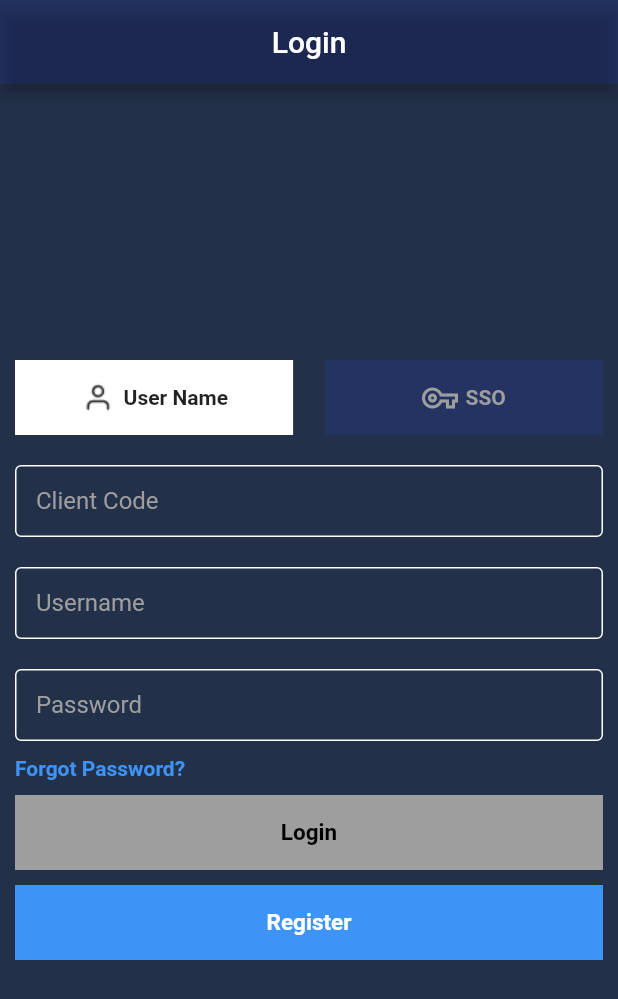
After one commit to asaddigital2809/erply_proj, a Flutter app: the screen it shows after launch, on a phone screen of 412 x 824 dp. The commit adds this screen. Shown: the top 999 px of the screen. Run offline on Flutter 3.47's test engine with Material 2 defaults, Android fonts, the phone set to English and light mode, and no system bars; our stand-ins replace get.

Commit message:
Login Ui Design Done

```diff
--- /dev/null
+++ b/lib/constants/color_assets.dart
@@ -0,0 +1,7 @@
+import 'package:flutter/cupertino.dart';
+
+class AppColors{
+  static  Color backGroundColor = const Color(0xFF223049);
+  static  Color primaryColor = const Color(0x223049FF);
+  static  Color blueColor = const Color(0xFF3D94F6);
+}
--- /dev/null
+++ b/lib/controller/login_controller.dart
@@ -0,0 +1,12 @@
+import 'package:flutter/cupertino.dart';
+import 'package:get/get.dart';
+
+class LoginController extends GetxController{
+  final GlobalKey<FormState> clientControllerKey = GlobalKey<FormState>();
+  final GlobalKey<FormState> usernameControllerKey = GlobalKey<FormState>();
+  final GlobalKey<FormState> passControllerKey = GlobalKey<FormState>();
+  TextEditingController clientController = TextEditingController();
+  TextEditingController usernameController = TextEditingController();
+  TextEditingController passController = TextEditingController();
+
+}
--- a/lib/main.dart
+++ b/lib/main.dart
@@ -1,22 +1,28 @@
 import 'package:flutter/material.dart';
+import 'package:practice_graphql/view/login/login_screen.dart';
 import 'package:practice_graphql/view/registration.dart';
 import 'package:practice_graphql/view/show_data.dart';
+
+import 'constants/color_assets.dart';
 
 void main() {
   runApp(const MyApp());
 }
 
 class MyApp extends StatelessWidget {
+
   const MyApp({Key? key}) : super(key: key);
 
   @override
   Widget build(BuildContext context) {
     return MaterialApp(
+      debugShowCheckedModeBanner: false,
       title: 'Flutter Demo',
       theme: ThemeData(
-        primarySwatch: Colors.blue,
-      ),
-      home:  const DataScreen(),
+          colorScheme: ColorScheme.fromSwatch().copyWith(
+            primary: AppColors.primaryColor,
+          ),),
+      home:  const LoginScreen(),
     );
   }
 }
--- /dev/null
+++ b/lib/view/login/login_screen.dart
@@ -0,0 +1,81 @@
+import 'package:flutter/material.dart';
+import 'package:get/get.dart';
+import 'package:practice_graphql/constants/color_assets.dart';
+import 'package:practice_graphql/view/widgets/custom_container.dart';
+import 'package:practice_graphql/view/widgets/textFieldWIdget.dart';
+
+import '../../controller/login_controller.dart';
+
+class LoginScreen extends StatefulWidget {
+  const LoginScreen({Key? key}) : super(key: key);
+
+  @override
+  _LoginScreenState createState() => _LoginScreenState();
+}
+
+class _LoginScreenState extends State<LoginScreen> {
+  LoginController loginController = Get.put(LoginController());
+  @override
+  Widget build(BuildContext context) {
+    Size size = MediaQuery.of(context).size;
+    double width = size.width;
+    double height = size.height;
+
+    return Scaffold(
+      backgroundColor: AppColors.backGroundColor,
+      appBar: AppBar(
+        centerTitle: true,
+        title: const Text('Login'),
+      ),
+      body: Center(
+        child: SingleChildScrollView(
+          child: Padding(
+            padding: const EdgeInsets.symmetric(horizontal: 10),
+            child: Column(
+              mainAxisAlignment: MainAxisAlignment.center,
+              crossAxisAlignment: CrossAxisAlignment.start,
+              children: [
+                Column(
+                  children: [
+                    Row(
+                      mainAxisAlignment: MainAxisAlignment.spaceBetween,
+                      children: [
+                      defaultContainer(Colors.white, Row(
+                        mainAxisAlignment: MainAxisAlignment.center,
+                        children:
+                       const [
+                        ImageIcon(AssetImage('assets/icons/userONe.png')),
+                        SizedBox(width: 5,),
+                        Text('User Name',style: TextStyle(fontWeight: FontWeight.bold),)
+                      ],), 50, width * 0.45),
+                        defaultContainer(AppColors.primaryColor, Row(
+                          mainAxisAlignment: MainAxisAlignment.center,
+                          children:
+                          const [
+                            Icon(Icons.vpn_key_outlined,color: Colors.grey,),
+                            SizedBox(width: 5,),
+                            Text('SSO',style: TextStyle(color: Colors.grey,fontWeight: FontWeight.bold)),
+                          ],), 50, width * 0.45)
+                    ],),
+                    const SizedBox(height: 20,),
+                    defaultTextFieldNumber(loginController.clientController, 'Client Code'),
+                    const SizedBox(height: 20,),
+                    defaultTextFieldName(loginController.usernameController,'Username'),
+                    const SizedBox(height: 20,),
+                    defaultTextFieldPass(loginController.passController,'Password')
+                  ],
+                ),
+                const SizedBox(height: 10,),
+                Text('Forgot Password?',style: TextStyle(color: AppColors.blueColor,fontWeight: FontWeight.bold)),
+                const SizedBox(height: 10,),
+                defaultContainer(Colors.grey,const Center(child: Text('Login',style: TextStyle(color: Colors.black,fontWeight: FontWeight.bold,fontSize: 15))), 50, width),
+                const SizedBox(height: 10,),
+                defaultContainer(AppColors.blueColor,const Center(child: Text('Register',style: TextStyle(color: Colors.white,fontWeight: FontWeight.bold,fontSize: 15))), 50, width)
+              ],
+            ),
+          ),
+        ),
+      ),
+    );
+  }
+}
--- /dev/null
+++ b/lib/view/widgets/custom_container.dart
@@ -0,0 +1,12 @@
+import 'package:flutter/cupertino.dart';
+
+Widget defaultContainer(Color color,Widget widget,double height,double width){
+  return Container(
+    height: height,
+    width: width,
+    decoration: BoxDecoration(
+      color: color
+    ),
+    child: widget,
+  );
+}
--- a/lib/view/widgets/textFieldWIdget.dart
+++ b/lib/view/widgets/textFieldWIdget.dart
@@ -29,3 +29,108 @@ Widget defaultTextField(TextEditingController callback, String title,int length)
     },
   );
 }
+Widget defaultTextFieldNumber(TextEditingController callback, String title) {
+  return TextFormField(
+    inputFormatters: [
+      FilteringTextInputFormatter.allow(RegExp(r"[a-zA-Z0-9]+|\s"))
+    ],
+    style: const TextStyle(color: Colors.grey),    controller: callback,
+    decoration: InputDecoration(
+      contentPadding:
+      const EdgeInsets.only(left: 14.0, bottom: 8.0, top: 8.0),
+      focusedBorder: const OutlineInputBorder(
+        borderSide: BorderSide(color: Colors.white),
+      ),
+      enabledBorder: const OutlineInputBorder(
+        borderSide: BorderSide(color: Colors.white),
+      ),
+      filled: true,
+      labelStyle: const TextStyle(color: Colors.grey),
+      labelText: title,
+      counterText: '',
+      fillColor: Colors.transparent,
+    ),
+
+    keyboardType: TextInputType.number,
+    validator: (value) {
+      if (value == null) {
+        return "Field can not be left empty";
+      } else if (value.isEmpty) {
+        return "Field can not be left empty";
+      } else if (value.indexOf(' ')==0){
+        return 'Can not contain whitespaces';
+      }else {
+        return null;
+      }
+    },
+  );
+}
+Widget defaultTextFieldName(TextEditingController callback, String title) {
+  return TextFormField(
+    inputFormatters: [
+      FilteringTextInputFormatter.allow(RegExp(r"[a-zA-Z0-9]+|\s"))
+    ],
+    style: const TextStyle(color: Colors.grey),    controller: callback,
+    decoration: InputDecoration(
+      contentPadding:
+      const EdgeInsets.only(left: 14.0, bottom: 8.0, top: 8.0),
+      focusedBorder: const OutlineInputBorder(
+        borderSide: BorderSide(color: Colors.white),
+      ),
+      enabledBorder: const OutlineInputBorder(
+        borderSide: BorderSide(color: Colors.white),
+      ),
+      filled: true,
+      labelStyle: const TextStyle(color: Colors.grey),
+      labelText: title,
+      counterText: '',
+      fillColor: Colors.transparent,
+    ),
+
+    keyboardType: TextInputType.name,
+    validator: (value) {
+      if (value == null) {
+        return "Field can not be left empty";
+      } else if (value.isEmpty) {
+        return "Field can not be left empty";
+      } else if (value.indexOf(' ')==0){
+        return 'Can not contain whitespaces';
+      }else {
+        return null;
+      }
+    },
+  );
+}
+Widget defaultTextFieldPass(TextEditingController callback, String title) {
+  return TextFormField(
+    obscureText: true,
+    style: const TextStyle(color: Colors.grey),    controller: callback,
+    decoration: InputDecoration(
+      contentPadding:
+      const EdgeInsets.only(left: 14.0, bottom: 8.0, top: 8.0),
+      focusedBorder: const OutlineInputBorder(
+        borderSide: BorderSide(color: Colors.white),
+      ),
+      enabledBorder: const OutlineInputBorder(
+        borderSide: BorderSide(color: Colors.white),
+      ),
+      filled: true,
+      labelStyle: const TextStyle(color: Colors.grey),
+      labelText: title,
+      counterText: '',
+      fillColor: Colors.transparent,
+    ),
+
+    validator: (value) {
+      if (value == null) {
+        return "Field can not be left empty";
+      } else if (value.isEmpty) {
+        return "Field can not be left empty";
+      } else if (value.indexOf(' ')==0){
+        return 'Can not contain whitespaces';
+      }else {
+        return null;
+      }
+    },
+  );
+}
--- a/pubspec.yaml
+++ b/pubspec.yaml
@@ -61,8 +61,8 @@ flutter:
   uses-material-design: true
 
   # To add assets to your application, add an assets section, like this:
-  # assets:
-  #   - images/a_dot_burr.jpeg
+  assets:
+    - assets/icons/
   #   - images/a_dot_ham.jpeg
 
   # An image asset can refer to one or more resolution-specific "variants", see
```
Also changed, not shown: assets/icons/userONe.png (added), lib/api_requests/api_auth.dart (added).
